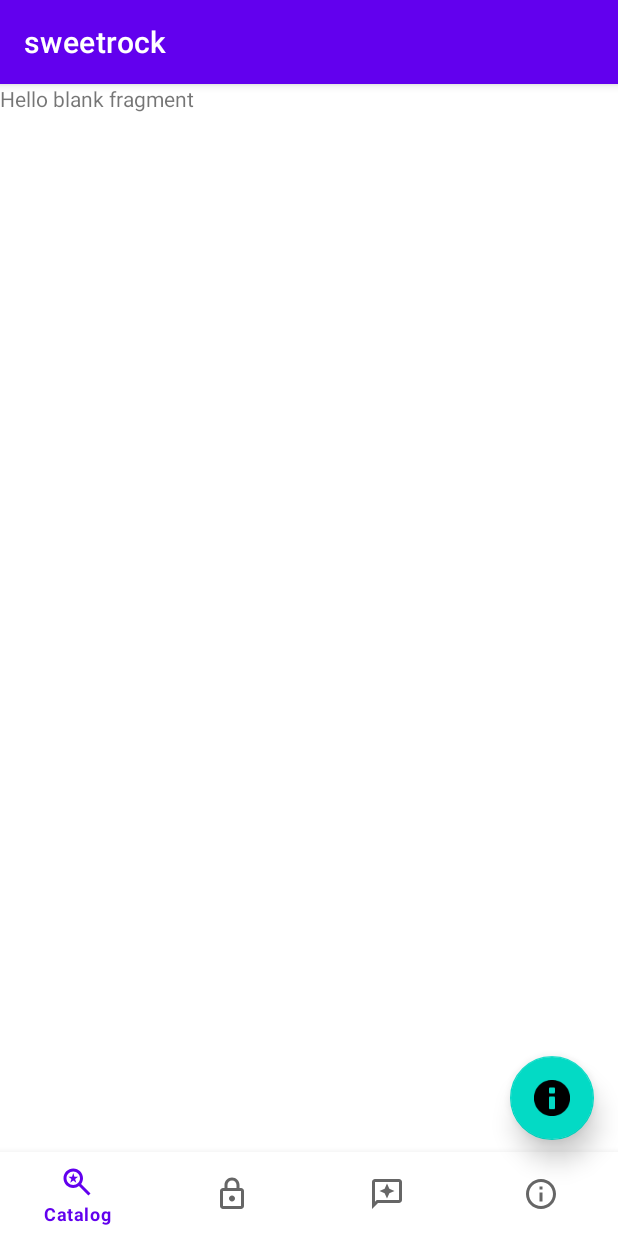
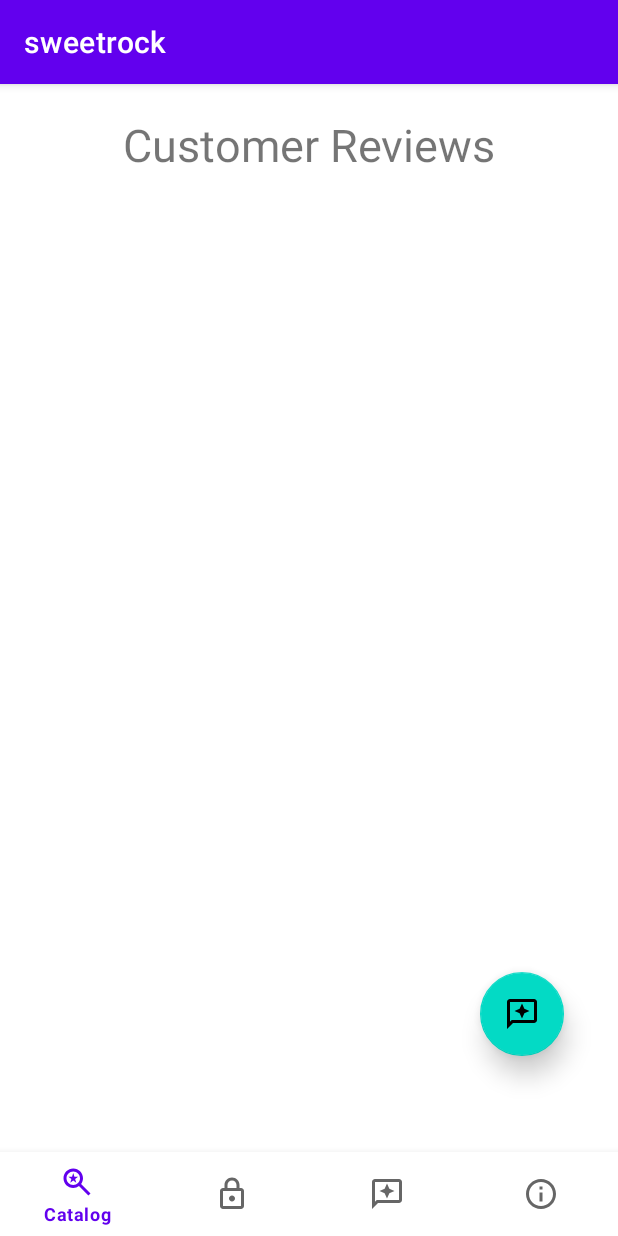
Before and after one commit to iamdedeepsai/sweetrock, an Android app: the fragment Review placed in its activity, on a phone screen of 412 x 824 dp. Run offline under Robolectric (Android 15) with nearby library versions, the phone set to English and light mode, and no system bars.

Commit message:
done reviews tab and part of sign up validation

```diff
--- a/app/src/main/java/com/example/sweetrock/MainActivity.kt
+++ b/app/src/main/java/com/example/sweetrock/MainActivity.kt
@@ -1,11 +1,27 @@
 package com.example.sweetrock
 
+import android.app.Dialog
+import android.content.Intent
+import android.net.Uri
 import android.os.Bundle
+import android.view.ViewGroup
+import android.widget.ArrayAdapter
+import android.widget.ListView
+import android.widget.Toast
 import androidx.appcompat.app.AppCompatActivity
 import androidx.fragment.app.Fragment
+import com.example.sweetrock.databinding.FragmentReviewBinding
+import com.example.sweetrock.databinding.FragmentReviewListBinding
 import com.google.android.material.bottomnavigation.BottomNavigationView
+import com.google.android.material.floatingactionbutton.FloatingActionButton
+import com.google.android.material.snackbar.Snackbar
+import java.util.ArrayList
 
 class MainActivity : AppCompatActivity() {
+    private var listItems = ArrayList<String>()
+    private lateinit var dialog: Dialog
+    private lateinit var adapter: ArrayAdapter<String>
+    private lateinit var myListView : ListView
     override fun onCreate(savedInstanceState: Bundle?) {
         super.onCreate(savedInstanceState)
         setContentView(R.layout.activity_main)
@@ -24,7 +40,12 @@ class MainActivity : AppCompatActivity() {
 
     private fun setCurrentFragment(fragment: Fragment)=
         supportFragmentManager.beginTransaction().apply {
-            replace(R.id.flFragment,fragment)
-            commit()
+            try {
+                replace(R.id.flFragment, fragment)
+                commit()
+            }
+            catch (e: Exception){
+                print(e.stackTraceToString())
+            }
         }
 }
--- a/app/src/main/java/com/example/sweetrock/Review.kt
+++ b/app/src/main/java/com/example/sweetrock/Review.kt
@@ -1,20 +1,60 @@
 package com.example.sweetrock
 
+import android.app.Dialog
+import android.app.NotificationManager
 import android.os.Bundle
 import android.view.LayoutInflater
 import android.view.View
 import android.view.ViewGroup
+import android.widget.ArrayAdapter
+import android.widget.ListView
 import androidx.fragment.app.Fragment
+import com.example.sweetrock.databinding.FragmentReviewBinding
+import com.example.sweetrock.databinding.FragmentReviewListBinding
+import com.google.android.material.bottomnavigation.BottomNavigationView
+import com.google.android.material.floatingactionbutton.FloatingActionButton
+import java.util.ArrayList
 
 
 class Review : Fragment() {
+    private var _binding: FragmentReviewListBinding? = null
+    private lateinit var binding2: FragmentReviewBinding
+    private var listItems = ArrayList<String>()
+    private var selectedDate: String = ""
+    private lateinit var dialog: Dialog
+    private lateinit var adapter: ArrayAdapter<String>
+    private lateinit var myListView : ListView
 
+    private val binding get() = _binding!!
     override fun onCreateView(
-        inflater: LayoutInflater, container: ViewGroup?,
-        savedInstanceState: Bundle?
-    ): View? {
-        // Inflate the layout for this fragment
-        return inflater.inflate(R.layout.fragment_review, container, false)
+        inflater: LayoutInflater, container: ViewGroup?, savedInstanceState: Bundle?): View? {
+        _binding = FragmentReviewListBinding.inflate(inflater, container, false)
+        return binding.root
     }
+    override fun onViewCreated(view: View, savedInstanceState: Bundle?) {
+        super.onViewCreated(view, savedInstanceState)
+        myListView = _binding!!.dynamic
+        adapter = ArrayAdapter<String>(requireContext(), android.R.layout.simple_list_item_1, listItems)
+        myListView.adapter = adapter
+        val fab = binding.floatingActionButton
+        fab.setOnClickListener { view ->
+            binding2 = FragmentReviewBinding.inflate(layoutInflater)
+            var dialog = Dialog(requireContext())
+            dialog.setContentView(binding2.root);
+            dialog.getWindow()?.setLayout(ViewGroup.LayoutParams.MATCH_PARENT, ViewGroup.LayoutParams.WRAP_CONTENT);
+            dialog.setCancelable(false)
+            dialog.show()
+            binding2.button.setOnClickListener {
+                listItems.add("Rating: " + binding2.rating.rating + "\nReview: " + binding2.editTextText.text)
+                dialog.cancel()
+                adapter.notifyDataSetChanged()
+            }
+        }
 
+
+    }
+    override fun onDestroyView() {
+        super.onDestroyView()
+        _binding = null
+    }
 }
--- a/app/src/main/res/layout/activity_main.xml
+++ b/app/src/main/res/layout/activity_main.xml
@@ -6,18 +6,6 @@
     android:layout_height="match_parent"
     tools:context=".MainActivity">
 
-    <com.google.android.material.floatingactionbutton.FloatingActionButton
-        android:id="@+id/floatingActionButton"
-        android:layout_width="wrap_content"
-        android:layout_height="wrap_content"
-        android:layout_marginEnd="16dp"
-        android:layout_marginBottom="64dp"
-        android:clickable="true"
-        android:contentDescription="Contact info btn"
-        app:elevation="10dp"
-        app:layout_constraintBottom_toBottomOf="parent"
-        app:layout_constraintEnd_toEndOf="parent"
-        app:srcCompat="@android:drawable/ic_dialog_info" />
 
     <FrameLayout
         android:id="@+id/flFragment"
--- /dev/null
+++ b/app/src/main/res/layout/fragment_review_list.xml
@@ -0,0 +1,40 @@
+<?xml version="1.0" encoding="utf-8"?>
+<LinearLayout
+    xmlns:android="http://schemas.android.com/apk/res/android"
+    xmlns:app="http://schemas.android.com/apk/res-auto"
+    xmlns:tools="http://schemas.android.com/tools"
+    android:layout_width="match_parent"
+    android:layout_height="match_parent"
+    android:orientation="vertical"
+    tools:context=".Review"
+    android:fillViewport="true">
+
+    <TextView
+        android:id="@+id/textView5"
+        android:layout_width="match_parent"
+        android:layout_height="wrap_content"
+        android:layout_marginTop ="20dp"
+        android:gravity="center"
+        android:text="@string/review_title"
+        android:textSize="30sp" />
+
+    <ListView
+        android:id="@+id/dynamic"
+        android:layout_width="match_parent"
+        android:layout_height="0dp"
+        android:layout_weight="1"
+        android:layout_marginTop="10dp"
+        android:layout_alignParentBottom="true"
+        android:layout_marginBottom="1dp" />
+
+    <com.google.android.material.floatingactionbutton.FloatingActionButton
+        android:id="@+id/floatingActionButton"
+        android:layout_width="wrap_content"
+        android:layout_height="wrap_content"
+        android:layout_marginStart = "320dp"
+        android:layout_marginBottom="64dp"
+        android:clickable="true"
+        android:contentDescription="Review btn"
+        app:elevation="10dp"
+        app:srcCompat="@drawable/outline_reviews_24" />
+</LinearLayout>
```
Also changed, not shown: app/src/main/java/com/example/sweetrock/SignIn.kt (+25 -2 lines), app/src/main/res/layout/fragment_review.xml (+31 -7 lines), app/src/main/res/values/strings.xml (+8 -0 lines).
